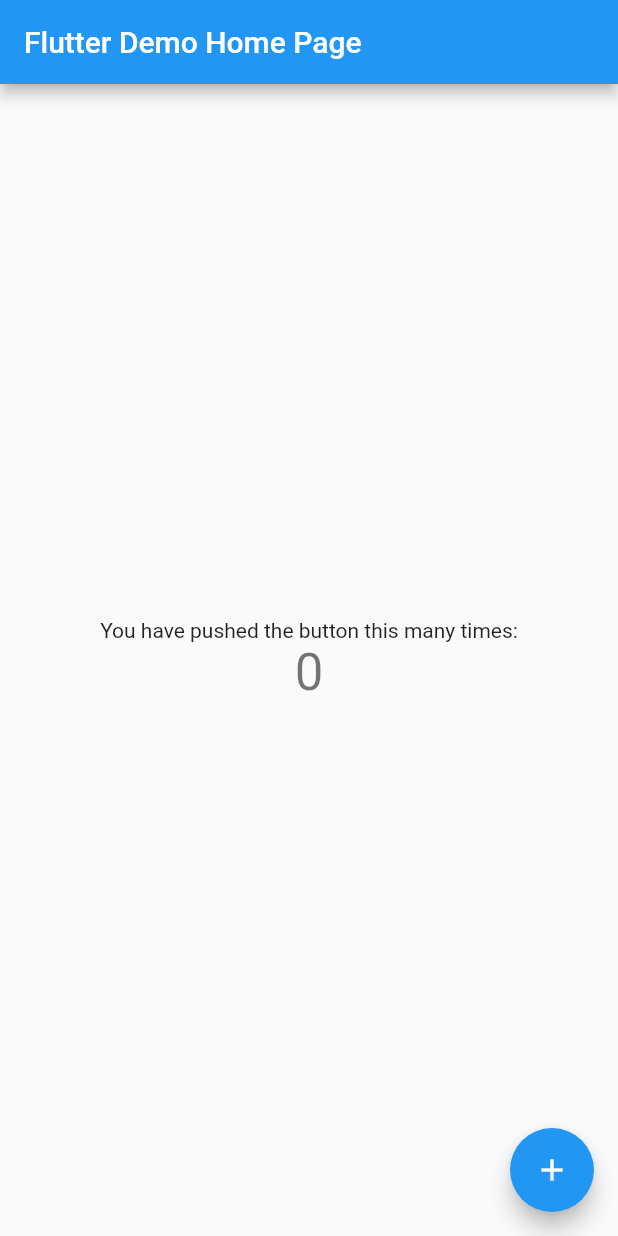
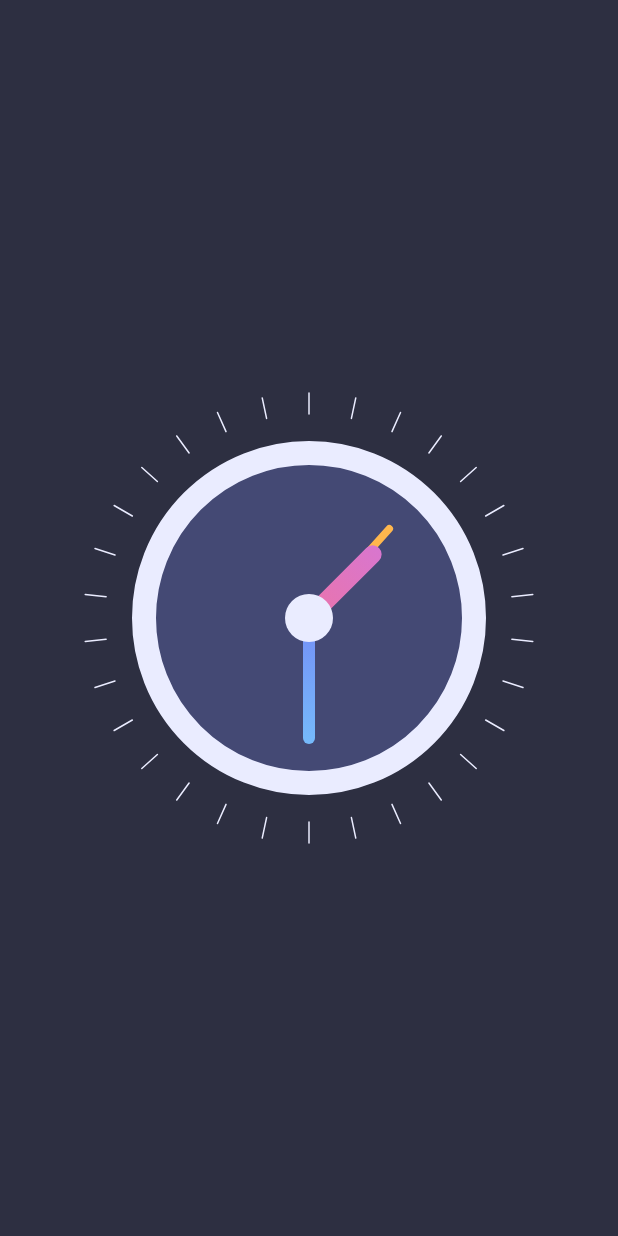
Before and after one commit to KevinApodaca/Timely, a Flutter app: the screen it shows after launch, on a phone screen of 412 x 824 dp. Run offline on Flutter 3.47's test engine with Material 2 defaults, Android fonts, the phone set to English and light mode, and no system bars.

Commit message:
clock widget design and funcion

```diff
--- a/lib/main.dart
+++ b/lib/main.dart
@@ -1,3 +1,4 @@
+import 'package:Timely/views/homepage.dart';
 import 'package:flutter/material.dart';
 
 void main() {
@@ -5,113 +6,16 @@ void main() {
 }
 
 class MyApp extends StatelessWidget {
-  // This widget is the root of your application.
   @override
   Widget build(BuildContext context) {
     return MaterialApp(
+      debugShowCheckedModeBanner: false,
       title: 'Flutter Demo',
       theme: ThemeData(
-        // This is the theme of your application.
-        //
-        // Try running your application with "flutter run". You'll see the
-        // application has a blue toolbar. Then, without quitting the app, try
-        // changing the primarySwatch below to Colors.green and then invoke
-        // "hot reload" (press "r" in the console where you ran "flutter run",
-        // or simply save your changes to "hot reload" in a Flutter IDE).
-        // Notice that the counter didn't reset back to zero; the application
-        // is not restarted.
         primarySwatch: Colors.blue,
-        // This makes the visual density adapt to the platform that you run
-        // the app on. For desktop platforms, the controls will be smaller and
-        // closer together (more dense) than on mobile platforms.
         visualDensity: VisualDensity.adaptivePlatformDensity,
       ),
-      home: MyHomePage(title: 'Flutter Demo Home Page'),
+      home: HomePage(),
     );
   }
 }
-
-class MyHomePage extends StatefulWidget {
-  MyHomePage({Key key, this.title}) : super(key: key);
-
-  // This widget is the home page of your application. It is stateful, meaning
-  // that it has a State object (defined below) that contains fields that affect
-  // how it looks.
-
-  // This class is the configuration for the state. It holds the values (in this
-  // case the title) provided by the parent (in this case the App widget) and
-  // used by the build method of the State. Fields in a Widget subclass are
-  // always marked "final".
-
-  final String title;
-
-  @override
-  _MyHomePageState createState() => _MyHomePageState();
-}
-
-class _MyHomePageState extends State<MyHomePage> {
-  int _counter = 0;
-
-  void _incrementCounter() {
-    setState(() {
-      // This call to setState tells the Flutter framework that something has
-      // changed in this State, which causes it to rerun the build method below
-      // so that the display can reflect the updated values. If we changed
-      // _counter without calling setState(), then the build method would not be
-      // called again, and so nothing would appear to happen.
-      _counter++;
-    });
-  }
-
-  @override
-  Widget build(BuildContext context) {
-    // This method is rerun every time setState is called, for instance as done
-    // by the _incrementCounter method above.
-    //
-    // The Flutter framework has been optimized to make rerunning build methods
-    // fast, so that you can just rebuild anything that needs updating rather
-    // than having to individually change instances of widgets.
-    return Scaffold(
-      appBar: AppBar(
-        // Here we take the value from the MyHomePage object that was created by
-        // the App.build method, and use it to set our appbar title.
-        title: Text(widget.title),
-      ),
-      body: Center(
-        // Center is a layout widget. It takes a single child and positions it
-        // in the middle of the parent.
-        child: Column(
-          // Column is also a layout widget. It takes a list of children and
-          // arranges them vertically. By default, it sizes itself to fit its
-          // children horizontally, and tries to be as tall as its parent.
-          //
-          // Invoke "debug painting" (press "p" in the console, choose the
-          // "Toggle Debug Paint" action from the Flutter Inspector in Android
-          // Studio, or the "Toggle Debug Paint" command in Visual Studio Code)
-          // to see the wireframe for each widget.
-          //
-          // Column has various properties to control how it sizes itself and
-          // how it positions its children. Here we use mainAxisAlignment to
-          // center the children vertically; the main axis here is the vertical
-          // axis because Columns are vertical (the cross axis would be
-          // horizontal).
-          mainAxisAlignment: MainAxisAlignment.center,
-          children: <Widget>[
-            Text(
-              'You have pushed the button this many times:',
-            ),
-            Text(
-              '$_counter',
-              style: Theme.of(context).textTheme.headline4,
-            ),
-          ],
-        ),
-      ),
-      floatingActionButton: FloatingActionButton(
-        onPressed: _incrementCounter,
-        tooltip: 'Increment',
-        child: Icon(Icons.add),
-      ), // This trailing comma makes auto-formatting nicer for build methods.
-    );
-  }
-}
--- /dev/null
+++ b/lib/views/homepage.dart
@@ -0,0 +1,20 @@
+import 'package:Timely/widgets/clock_widget.dart';
+import 'package:flutter/material.dart';
+
+class HomePage extends StatefulWidget {
+  @override
+  _HomePageState createState() => _HomePageState();
+}
+
+class _HomePageState extends State<HomePage> {
+  @override
+  Widget build(BuildContext context) {
+    return Scaffold(
+      body: Container(
+        alignment: Alignment.center,
+        color: Color(0xFF2D2F41),
+        child: ClockView(),
+      ),
+    );
+  }
+}
--- /dev/null
+++ b/lib/widgets/clock_widget.dart
@@ -0,0 +1,118 @@
+import 'dart:async';
+import 'dart:math';
+
+import 'package:flutter/material.dart';
+
+class ClockView extends StatefulWidget {
+  @override
+  _ClockViewState createState() => _ClockViewState();
+}
+
+class _ClockViewState extends State<ClockView> {
+  @override
+  void initState() {
+    Timer.periodic(Duration(seconds: 1), (timer) {
+      setState(() {});
+    });
+    super.initState();
+  }
+
+  @override
+  Widget build(BuildContext context) {
+    return Container(
+      width: 300,
+      height: 300,
+      child: Transform.rotate(
+        angle: -pi / 2,
+        child: CustomPaint(
+          painter: ClockPainter(),
+        ),
+      ),
+    );
+  }
+}
+
+class ClockPainter extends CustomPainter {
+  var dateTime = DateTime.now();
+
+  @override
+  void paint(Canvas canvas, Size size) {
+    var centerX = size.width / 2;
+    var centerY = size.width / 2;
+    var center = Offset(centerX, centerY);
+    var radius = min(centerX, centerY);
+
+    var fillBrush = Paint()..color = Color(0xFF444974);
+
+    var outlineBrush = Paint()
+      ..color = Color(0xFFEAECFF)
+      ..style = PaintingStyle.stroke
+      ..strokeWidth = 16;
+
+    var centerFillBrush = Paint()..color = Color(0xFFEAECFF);
+
+    var secHandBrush = Paint()
+      ..color = Colors.orange[300]
+      ..style = PaintingStyle.stroke
+      ..strokeCap = StrokeCap.round
+      ..strokeWidth = 5;
+
+    var minHandBrush = Paint()
+      ..shader = RadialGradient(colors: [Color(0xFF748EF6), Color(0xFF77DDFF)])
+          .createShader(Rect.fromCircle(center: center, radius: radius))
+      ..style = PaintingStyle.stroke
+      ..strokeCap = StrokeCap.round
+      ..strokeWidth = 8;
+
+    var hourHandBrush = Paint()
+      ..shader = RadialGradient(colors: [Color(0xFFEA74AB), Color(0xFFC279FB)])
+          .createShader(Rect.fromCircle(center: center, radius: radius))
+      ..style = PaintingStyle.stroke
+      ..strokeCap = StrokeCap.round
+      ..strokeWidth = 12;
+
+    var dashBrush = Paint()
+      ..color = Color(0xFFEAECFF)
+      ..style = PaintingStyle.stroke
+      ..strokeCap = StrokeCap.round
+      ..strokeWidth = 1;
+
+    canvas.drawCircle(center, radius - 40, fillBrush);
+    canvas.drawCircle(center, radius - 40, outlineBrush);
+
+    /* Doing the math for calculating seconds radius */
+    var secHandX = centerX + 80 * cos(dateTime.second * 6 * pi / 180);
+    var secHandY = centerX + 80 * sin(dateTime.second * 6 * pi / 180);
+    canvas.drawLine(center, Offset(secHandX, secHandY), secHandBrush);
+
+    /* Doing the math for calculating minute radius */
+    var minHandX = centerX + 80 * cos(dateTime.minute * 6 * pi / 180);
+    var minHandY = centerX + 80 * sin(dateTime.minute * 6 * pi / 180);
+    canvas.drawLine(center, Offset(minHandX, minHandY), minHandBrush);
+
+    /* Doing the math for calculating hour radius */
+    var hourHandX = centerX +
+        60 * cos((dateTime.hour * 30 + dateTime.minute * 0.5) * pi / 180);
+    var hourHandY = centerX +
+        60 * cos((dateTime.hour * 30 + dateTime.minute * 0.5) * pi / 180);
+    canvas.drawLine(center, Offset(hourHandX, hourHandY), hourHandBrush);
+
+    canvas.drawCircle(center, 16, centerFillBrush);
+
+    var outerCircleRadius = radius;
+    var innerCircleRadius = radius - 14;
+    for (double i = 0; i < 360; i += 12) {
+      var x1 = centerX + outerCircleRadius * cos(i * pi / 180);
+      var y1 = centerX + outerCircleRadius * sin(i * pi / 180);
+
+      var x2 = centerX + innerCircleRadius * cos(i * pi / 180);
+      var y2 = centerX + innerCircleRadius * sin(i * pi / 180);
+      canvas.drawLine(Offset(x1, y1), Offset(x2, y2), dashBrush);
+    }
+  }
+
+  @override
+  bool shouldRepaint(CustomPainter oldDelegate) {
+    return true;
+  }
+}
```
Also changed, not shown: 112 other files.
